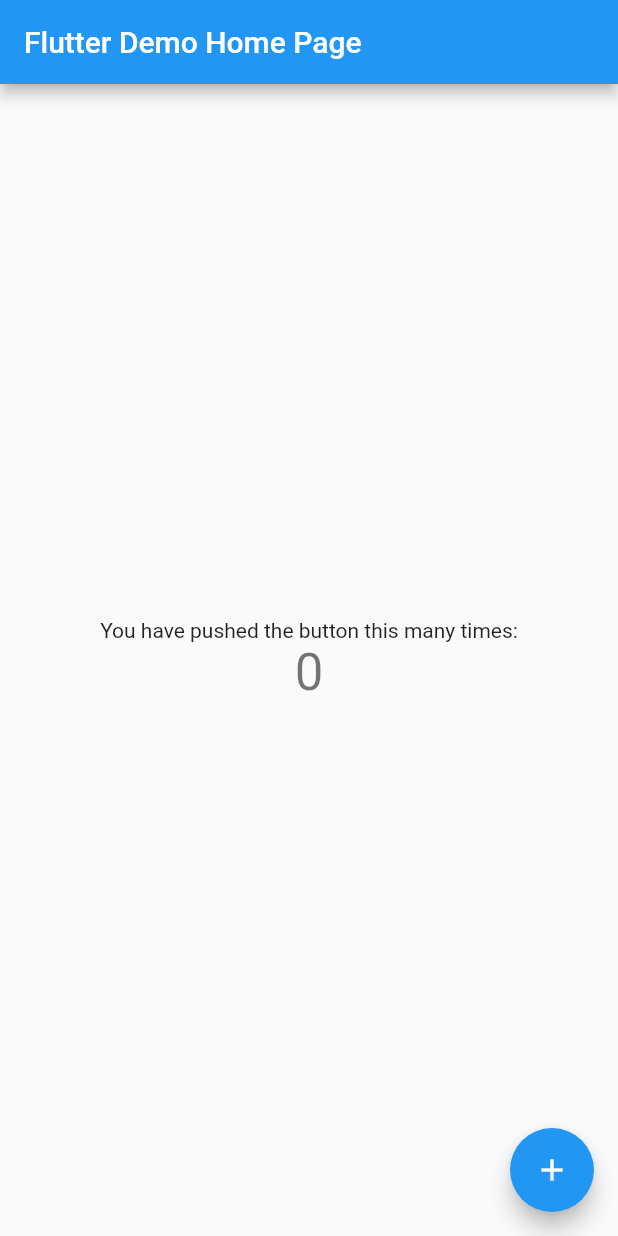
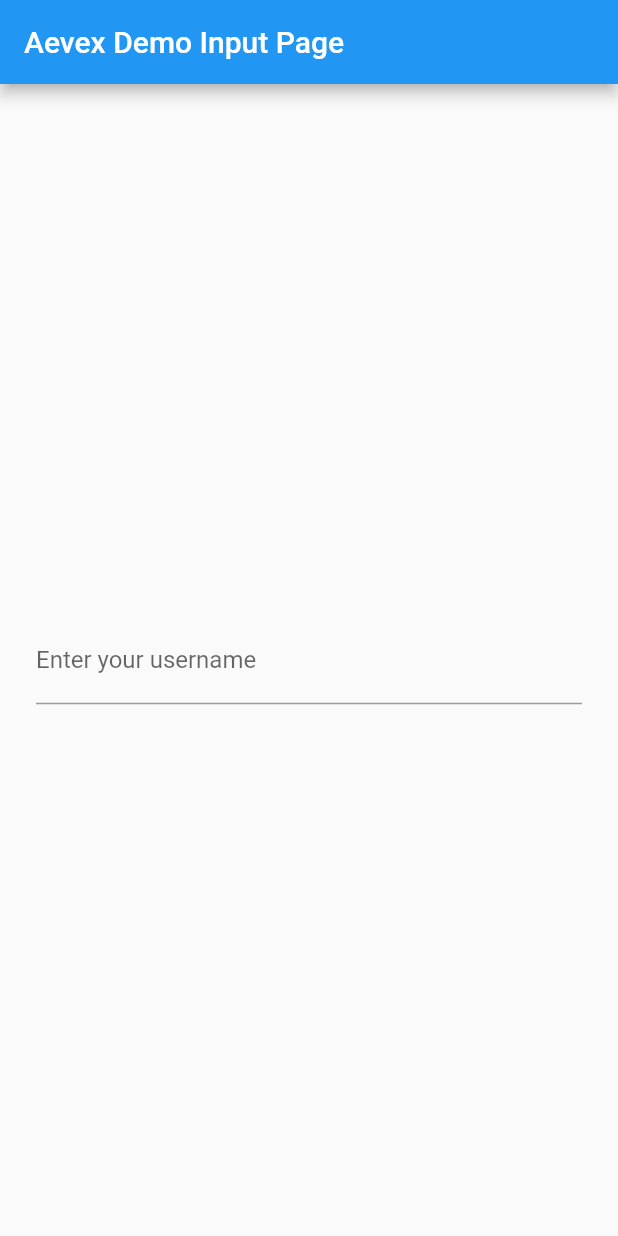
Before and after one commit to krisleland/aevex_demo, a Flutter app: the screen it shows after launch, on a phone screen of 412 x 824 dp. Run offline on Flutter 3.47's test engine with Material 2 defaults, Android fonts, the phone set to English and light mode, and no system bars.

Commit message:
starting a demo page

```diff
--- a/lib/main.dart
+++ b/lib/main.dart
@@ -1,3 +1,4 @@
+import 'package:aevex_demo/pages/input_page.dart';
 import 'package:flutter/material.dart';
 
 void main() {
@@ -6,110 +7,14 @@
 
 class MyApp extends StatelessWidget {
   const MyApp({Key? key}) : super(key: key);
-
-  // This widget is the root of your application.
   @override
   Widget build(BuildContext context) {
     return MaterialApp(
-      title: 'Flutter Demo',
+      title: 'Aevex Demo',
       theme: ThemeData(
-        // This is the theme of your application.
-        //
-        // Try running your application with "flutter run". You'll see the
-        // application has a blue toolbar. Then, without quitting the app, try
-        // changing the primarySwatch below to Colors.green and then invoke
-        // "hot reload" (press "r" in the console where you ran "flutter run",
-        // or simply save your changes to "hot reload" in a Flutter IDE).
-        // Notice that the counter didn't reset back to zero; the application
-        // is not restarted.
         primarySwatch: Colors.blue,
       ),
-      home: const MyHomePage(title: 'Flutter Demo Home Page'),
+      home: const InputPage(title: 'Aevex Demo Input Page'),
     );
   }
 }
-
-class MyHomePage extends StatefulWidget {
-  const MyHomePage({Key? key, required this.title}) : super(key: key);
-
-  // This widget is the home page of your application. It is stateful, meaning
-  // that it has a State object (defined below) that contains fields that affect
-  // how it looks.
-
-  // This class is the configuration for the state. It holds the values (in this
-  // case the title) provided by the parent (in this case the App widget) and
-  // used by the build method of the State. Fields in a Widget subclass are
-  // always marked "final".
-
-  final String title;
-
-  @override
-  State<MyHomePage> createState() => _MyHomePageState();
-}
-
-class _MyHomePageState extends State<MyHomePage> {
-  int _counter = 0;
-
-  void _incrementCounter() {
-    setState(() {
-      // This call to setState tells the Flutter framework that something has
-      // changed in this State, which causes it to rerun the build method below
-      // so that the display can reflect the updated values. If we changed
-      // _counter without calling setState(), then the build method would not be
-      // called again, and so nothing would appear to happen.
-      _counter++;
-    });
-  }
-
-  @override
-  Widget build(BuildContext context) {
-    // This method is rerun every time setState is called, for instance as done
-    // by the _incrementCounter method above.
-    //
-    // The Flutter framework has been optimized to make rerunning build methods
-    // fast, so that you can just rebuild anything that needs updating rather
-    // than having to individually change instances of widgets.
-    return Scaffold(
-      appBar: AppBar(
-        // Here we take the value from the MyHomePage object that was created by
-        // the App.build method, and use it to set our appbar title.
-        title: Text(widget.title),
-      ),
-      body: Center(
-        // Center is a layout widget. It takes a single child and positions it
-        // in the middle of the parent.
-        child: Column(
-          // Column is also a layout widget. It takes a list of children and
-          // arranges them vertically. By default, it sizes itself to fit its
-          // children horizontally, and tries to be as tall as its parent.
-          //
-          // Invoke "debug painting" (press "p" in the console, choose the
-          // "Toggle Debug Paint" action from the Flutter Inspector in Android
-          // Studio, or the "Toggle Debug Paint" command in Visual Studio Code)
-          // to see the wireframe for each widget.
-          //
-          // Column has various properties to control how it sizes itself and
-          // how it positions its children. Here we use mainAxisAlignment to
-          // center the children vertically; the main axis here is the vertical
-          // axis because Columns are vertical (the cross axis would be
-          // horizontal).
-          mainAxisAlignment: MainAxisAlignment.center,
-          children: <Widget>[
-            const Text(
-              'You have pushed the button this many times:',
-            ),
-            Text(
-              '$_counter',
-              style: Theme.of(context).textTheme.headline4,
-            ),
-          ],
-        ),
-      ),
-      floatingActionButton: FloatingActionButton(
-        onPressed: _incrementCounter,
-        tooltip: 'Increment',
-        child: const Icon(Icons.add),
-      ), // This trailing comma makes auto-formatting nicer for build methods.
-    );
-  }
-}
--- /dev/null
+++ b/lib/pages/input_page.dart
@@ -0,0 +1,42 @@
+import 'package:aevex_demo/widgets/input_widget.dart';
+import 'package:flutter/material.dart';
+
+class InputPage extends StatefulWidget {
+  const InputPage({Key? key, required this.title}) : super(key: key);
+
+  final String title;
+
+  @override
+  _InputPageState createState() => _InputPageState();
+}
+
+class _InputPageState extends State<InputPage> {
+  @override
+  Widget build(BuildContext context) {
+    return Scaffold(
+      appBar: AppBar(
+        // Here we take the value from the MyHomePage object that was created by
+        // the App.build method, and use it to set our appbar title.
+        title: Text(widget.title),
+      ),
+      body: Center(
+        // Center is a layout widget. It takes a single child and positions it
+        // in the middle of the parent.
+        child: Padding(
+          padding: const EdgeInsets.symmetric(horizontal: 24, vertical: 8),
+          child: Column(
+            mainAxisAlignment: MainAxisAlignment.spaceAround,
+            children: const <Widget>[
+              InputWidget(label: 'Enter your username'),
+            ],
+          ),
+        ),
+      ),
+      // floatingActionButton: FloatingActionButton(
+      //   onPressed: _incrementCounter,
+      //   tooltip: 'Increment',
+      //   child: const Icon(Icons.add),
+      // ), // This trailing comma makes auto-formatting nicer for build methods.
+    );
+  }
+}
--- /dev/null
+++ b/lib/widgets/input_widget.dart
@@ -0,0 +1,17 @@
+import 'package:flutter/material.dart';
+
+class InputWidget extends StatelessWidget {
+  final String label;
+
+  const InputWidget({Key? key, required this.label}) : super(key: key);
+
+  @override
+  Widget build(BuildContext context) {
+    return TextFormField(
+      decoration: InputDecoration(
+        border: const UnderlineInputBorder(),
+        labelText: label,
+      ),
+    );
+  }
+}
```
